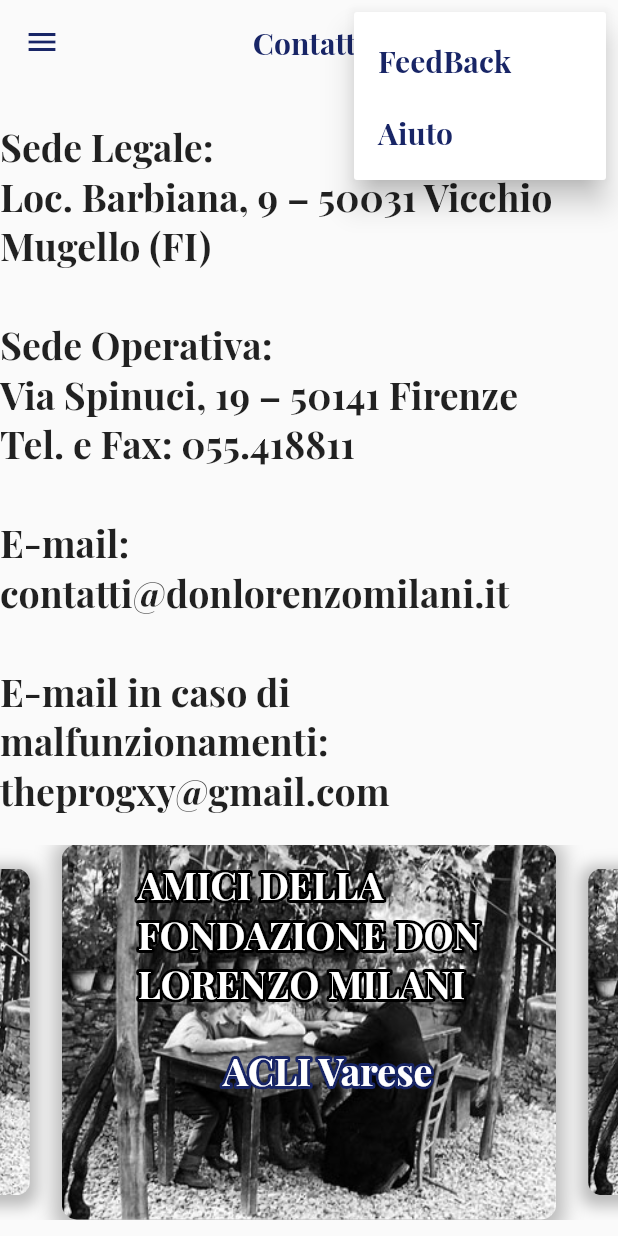
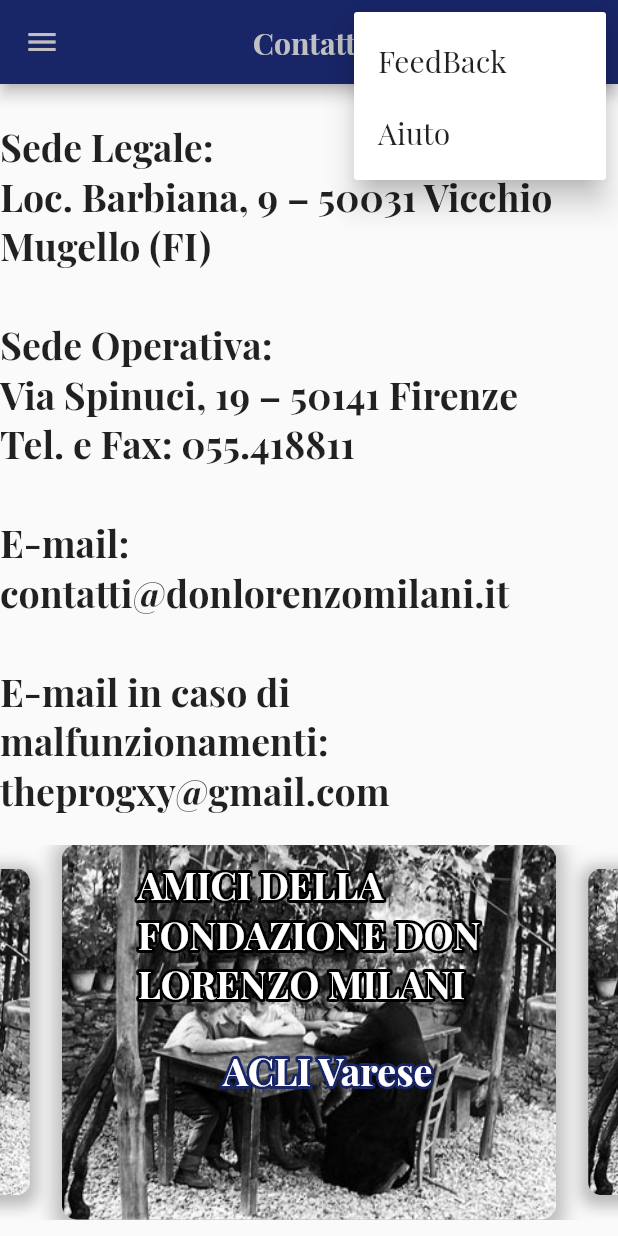
Before and after one commit to Progxy/fdmApp, a Flutter app: the Contatti screen opened by its route, after a tap on the "more vert" icon, on a phone screen of 412 x 824 dp. Run offline on Flutter 3.47's test engine with Material 2 defaults, Android fonts, the phone set to English and light mode, and no system bars; drawn by our look-alikes of bordered_text, carousel_slider; our stand-ins replace connectivity, datetime_picker_formfield, dotted_line, firebase_auth, firebase_core, firebase_database and 7 more; missing offline and left inert: mailer2, stripe_payment; accounts and stored records are empty; project files that could hold a hidden picture were left out.

Commit message:
fixed design in contatti.dart

```diff
--- a/lib/screens/contatti.dart
+++ b/lib/screens/contatti.dart
@@ -327,12 +327,12 @@
     return Scaffold(
       appBar: AppBar(
         iconTheme: IconThemeData(
-          color: Color.fromARGB(255, 24, 37, 102),
+          color: Color.fromARGB(255, 192, 192, 192),
         ),
         title: Text(
           "Contatti",
           style: TextStyle(
-            color: Color.fromARGB(255, 24, 37, 102),
+            color: Color.fromARGB(255, 192, 192, 192),
             fontWeight: FontWeight.w700,
           ),
         ),
@@ -346,9 +346,7 @@
                   child: Text(
                     choice,
                     style: TextStyle(
-                      color: Color.fromARGB(255, 24, 37, 102),
                       fontSize: 20,
-                      fontWeight: FontWeight.w600,
                     ),
                   ),
                 );
@@ -356,8 +354,7 @@
             },
           )
         ],
-        backgroundColor: Colors.transparent,
-        elevation: 0.0,
+        backgroundColor: Color.fromARGB(255, 24, 37, 102),
         centerTitle: true,
       ),
       drawer: MainDrawer(),
```
